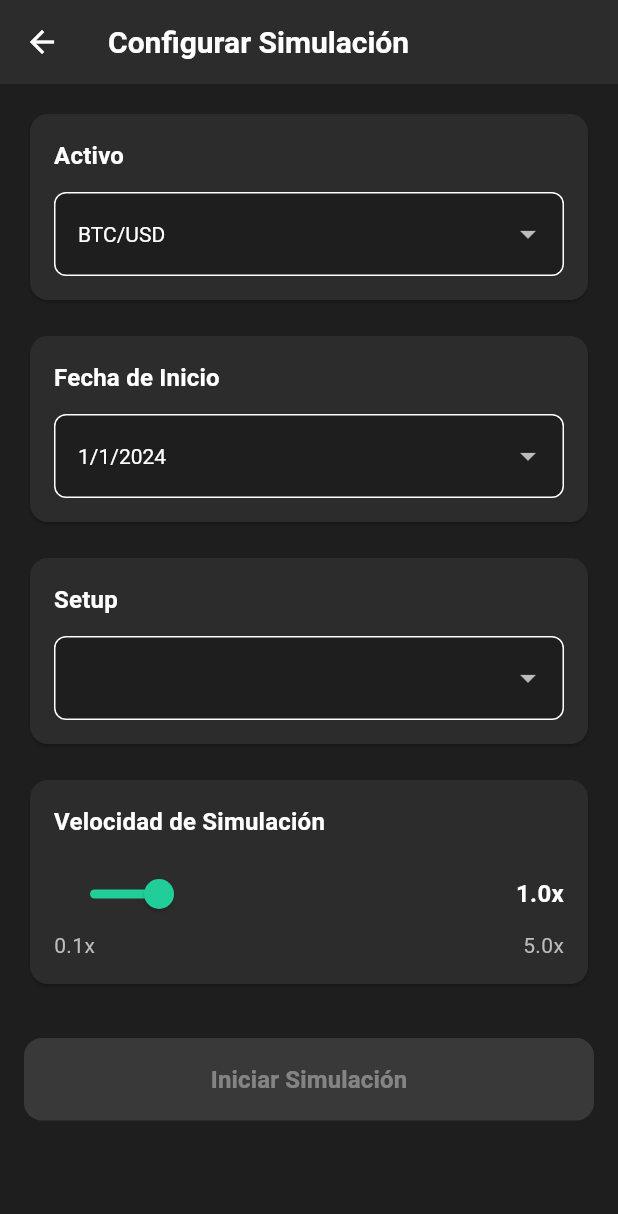
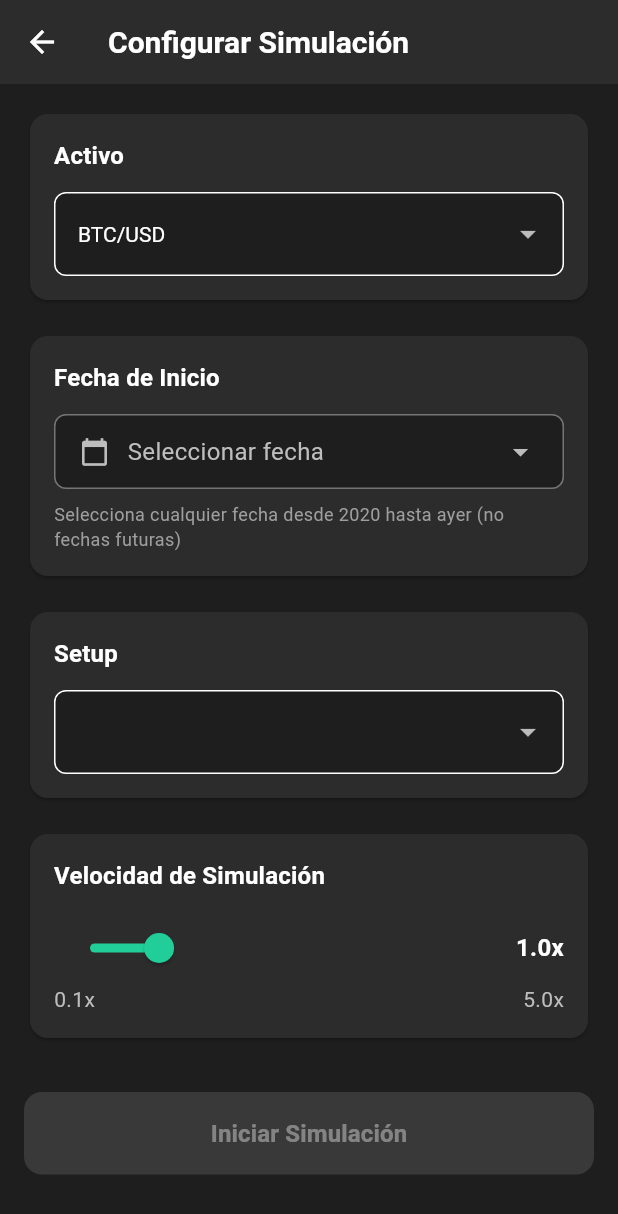
Before and after one commit to BautistaMendibe/timetrader, a Flutter app: the SimulationSetupScreen screen opened by its route, on a phone screen of 412 x 824 dp. Shown: the top 1214 px of the screen. Run offline on Flutter 3.47's test engine with Material 3 defaults, Android fonts, the phone set to English and light mode, and no system bars; our stand-ins replace firebase_auth, firebase_core, google_sign_in; accounts and stored records are empty; network calls fail.

Commit message:
Eleccion de fecha mediante calendario

```diff
--- a/lib/src/screens/simulation_setup_screen.dart
+++ b/lib/src/screens/simulation_setup_screen.dart
@@ -31,10 +31,9 @@ class _SimulationSetupScreenState extends State<SimulationSetupScreen> {
   void _initializeValues() {
     // Set default values
     final assets = _dataService.getAvailableAssets();
-    final dates = _dataService.getAvailableDates();
 
     if (assets.isNotEmpty) _selectedAsset = assets.first;
-    if (dates.isNotEmpty) _selectedDate = dates.first;
+    // Don't set a default date - let user choose from calendar
 
     _isInitialized = true;
   }
@@ -50,10 +49,29 @@ class _SimulationSetupScreenState extends State<SimulationSetupScreen> {
 
   Future<void> _startSimulation() async {
     if (_selectedAsset == null || _selectedDate == null || _selectedSetup == null) {
+      String errorMessage = 'Por favor completa todos los campos:';
+      if (_selectedAsset == null) errorMessage += '\n• Selecciona un activo';
+      if (_selectedDate == null) errorMessage += '\n• Selecciona una fecha de inicio';
+      if (_selectedSetup == null) errorMessage += '\n• Selecciona un setup';
+
+      ScaffoldMessenger.of(context).showSnackBar(
+        SnackBar(
+          content: Text(errorMessage),
+          backgroundColor: Colors.red,
+          duration: const Duration(seconds: 3),
+        ),
+      );
+      return;
+    }
+
+    // Validar que la fecha no sea futura
+    final now = DateTime.now();
+    if (_selectedDate!.isAfter(now)) {
       ScaffoldMessenger.of(context).showSnackBar(
         const SnackBar(
-          content: Text('Por favor selecciona todos los campos'),
+          content: Text('No se puede simular con fechas futuras. Selecciona una fecha anterior a hoy.'),
           backgroundColor: Colors.red,
+          duration: Duration(seconds: 3),
         ),
       );
       return;
@@ -101,16 +119,11 @@ class _SimulationSetupScreenState extends State<SimulationSetupScreen> {
       _initializeValues();
     }
 
-    // Validate that selected values are in the available options
+    // Validate that selected asset is in the available options
     final availableAssets = _dataService.getAvailableAssets();
-    final availableDates = _dataService.getAvailableDates();
 
     if (_selectedAsset != null && !availableAssets.contains(_selectedAsset)) {
       _selectedAsset = availableAssets.isNotEmpty ? availableAssets.first : null;
-    }
-
-    if (_selectedDate != null && !availableDates.contains(_selectedDate)) {
-      _selectedDate = availableDates.isNotEmpty ? availableDates.first : null;
     }
 
     return Scaffold(
@@ -183,36 +196,75 @@ class _SimulationSetupScreenState extends State<SimulationSetupScreen> {
                       ),
                     ),
                     const SizedBox(height: 12),
-                    DropdownButtonFormField<DateTime>(
-                      value: _selectedDate,
-                      decoration: InputDecoration(
-                        border: OutlineInputBorder(
-                          borderRadius: BorderRadius.circular(8),
-                        ),
-                        filled: true,
-                        fillColor: const Color(0xFF1E1E1E),
-                      ),
-                      dropdownColor: const Color(0xFF2C2C2C),
-                      style: const TextStyle(color: Colors.white),
-                      items: _dataService.getAvailableDates().map((date) {
-                        return DropdownMenuItem(
-                          value: date,
-                          child: Text('${date.day}/${date.month}/${date.year}'),
+                    InkWell(
+                      onTap: () async {
+                        final DateTime? picked = await showDatePicker(
+                          context: context,
+                          initialDate: _selectedDate ?? DateTime.now().subtract(const Duration(days: 1)),
+                          firstDate: DateTime(2020),
+                          lastDate: DateTime.now().subtract(const Duration(days: 1)),
+                          builder: (context, child) {
+                            return Theme(
+                              data: Theme.of(context).copyWith(
+                                colorScheme: const ColorScheme.dark(
+                                  primary: Color(0xFF21CE99),
+                                  onPrimary: Colors.white,
+                                  surface: Color(0xFF2C2C2C),
+                                  onSurface: Colors.white,
+                                ),
+                                dialogBackgroundColor: const Color(0xFF1E1E1E),
+                              ),
+                              child: child!,
+                            );
+                          },
                         );
-                      }).toList(),
-                      onChanged: (value) {
-                        if (value != null) {
+                        if (picked != null) {
                           setState(() {
-                            _selectedDate = value;
+                            _selectedDate = picked;
                           });
                         }
                       },
-                      validator: (value) {
-                        if (value == null) {
-                          return 'Por favor selecciona una fecha';
-                        }
-                        return null;
-                      },
+                      child: Container(
+                        padding: const EdgeInsets.symmetric(horizontal: 16, vertical: 12),
+                        decoration: BoxDecoration(
+                          border: Border.all(color: Colors.grey[600]!),
+                          borderRadius: BorderRadius.circular(8),
+                          color: const Color(0xFF1E1E1E),
+                        ),
+                        child: Row(
+                          children: [
+                            Icon(
+                              Icons.calendar_today,
+                              color: Colors.grey[400],
+                              size: 20,
+                            ),
+                            const SizedBox(width: 12),
+                            Expanded(
+                              child: Text(
+                                _selectedDate != null
+                                    ? '${_selectedDate!.day}/${_selectedDate!.month}/${_selectedDate!.year}'
+                                    : 'Seleccionar fecha',
+                                style: TextStyle(
+                                  color: _selectedDate != null ? Colors.white : Colors.grey[400],
+                                  fontSize: 16,
+                                ),
+                              ),
+                            ),
+                            Icon(
+                              Icons.arrow_drop_down,
+                              color: Colors.grey[400],
+                            ),
+                          ],
+                        ),
+                      ),
+                    ),
+                    const SizedBox(height: 8),
+                    Text(
+                      'Selecciona cualquier fecha desde 2020 hasta ayer (no fechas futuras)',
+                      style: TextStyle(
+                        color: Colors.grey[500],
+                        fontSize: 12,
+                      ),
                     ),
                   ],
                 ),
```
Also changed, not shown: lib/src/services/data_service.dart (+4 -4 lines).
